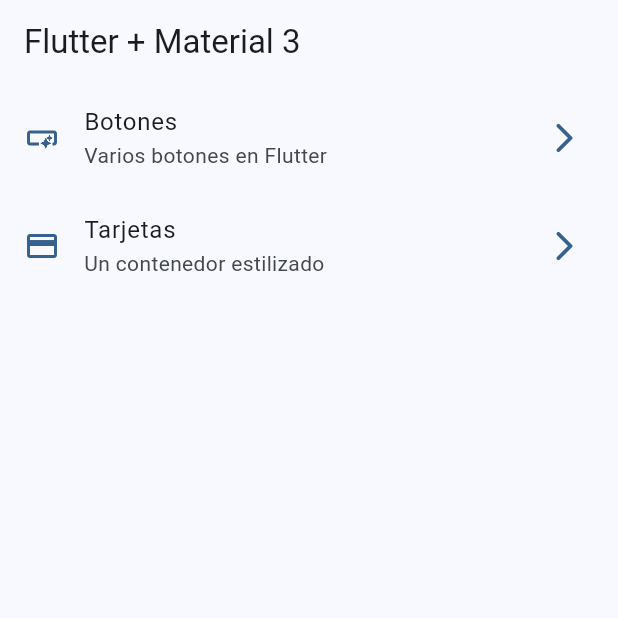
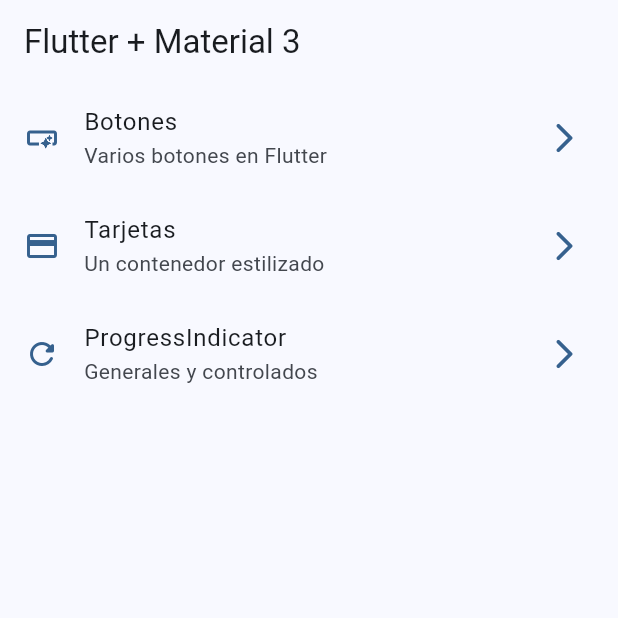
Before and after one commit to AngelTravieso/05-widgets_app, a Flutter app: the screen it shows after launch, on a phone screen of 412 x 824 dp, the top half of it. Run offline on Flutter 3.47's test engine with Material 2 defaults, Android fonts, the phone set to English and light mode, and no system bars; our stand-ins replace go_router.

Commit message:
progressIndictors

```diff
--- a/lib/config/menu/menu_items.dart
+++ b/lib/config/menu/menu_items.dart
@@ -28,4 +28,10 @@ const appMenuItems = <MenuItem>[
     link: '/cards',
     icon: Icons.credit_card,
   ),
+  MenuItem(
+    title: 'ProgressIndicator',
+    subtitle: 'Generales y controlados',
+    link: '/progress',
+    icon: Icons.refresh_rounded,
+  ),
 ];
--- a/lib/router/app_router.dart
+++ b/lib/router/app_router.dart
@@ -2,6 +2,7 @@ import 'package:go_router/go_router.dart';
 import 'package:widgets_app/presentation/screens/buttons/buttons_screen.dart';
 import 'package:widgets_app/presentation/screens/cards/cards_screen.dart';
 import 'package:widgets_app/presentation/screens/home/home_screen.dart';
+import 'package:widgets_app/presentation/screens/progress/progress_screen.dart';
 
 final appRouter = GoRouter(
   // initialLocation: '/',
@@ -21,5 +22,10 @@ final appRouter = GoRouter(
       name: CardsScreen.name,
       builder: (context, state) => const CardsScreen(),
     ),
+    GoRoute(
+      path: '/progress',
+      name: ProgressScreen.name,
+      builder: (context, state) => const ProgressScreen(),
+    ),
   ],
 );
```
Also changed, not shown: lib/presentation/screens/progress/progress_screen.dart (+43 -0 lines).
